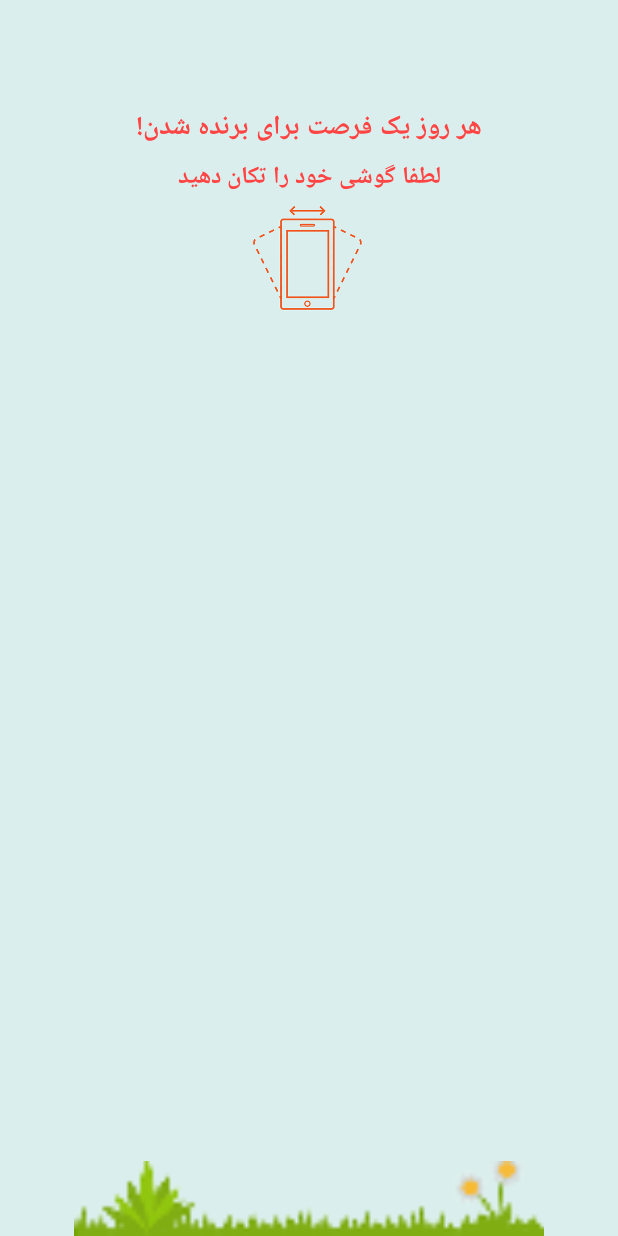
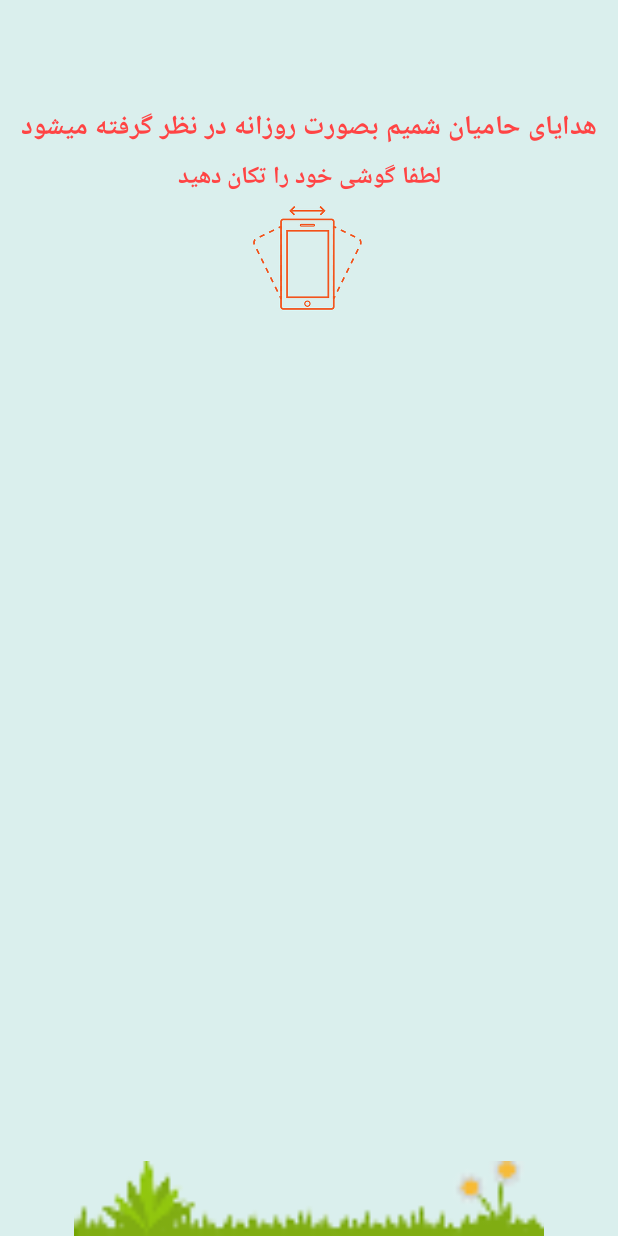
Before and after one commit to ZamanakAndroid/GiftTree, an Android app: the layout activity_try_chance.xml on its own in the app's theme, with its tools: preview values and no code run, on a phone screen of 412 x 824 dp. Run offline under Robolectric (Android 15) with nearby library versions, the phone set to English and light mode, and no system bars.

Commit message:
new text of gifttree added

```diff
--- a/build.gradle
+++ b/build.gradle
@@ -7,7 +7,7 @@ buildscript {
         jcenter()
     }
     dependencies {
-        classpath 'com.android.tools.build:gradle:3.4.0'
+        classpath 'com.android.tools.build:gradle:3.4.1'
         classpath 'com.google.gms:google-services:4.0.1'
 
 
--- a/gifttree/src/main/res/layout/activity_try_chance.xml
+++ b/gifttree/src/main/res/layout/activity_try_chance.xml
@@ -13,7 +13,7 @@
         android:layout_centerHorizontal="true"
         android:layout_marginTop="16dp"
         android:background="@drawable/rippleorange"
-        android:text="شرکت در قرعه کشی ویژه"
+        android:text="حمایت از شمیم و دریافت هدیه"
         android:textColor="@color/white"
         android:textSize="18sp"
         android:textStyle="bold"
@@ -31,7 +31,7 @@
         android:layout_height="wrap_content"
         android:layout_marginTop="70dp"
         android:gravity="center"
-        android:text="هر روز یک فرصت برای برنده شدن!"
+        android:text="هدایای حامیان شمیم بصورت روزانه در نظر گرفته میشود"
         android:textColor="@android:color/holo_red_light"
         android:textSize="18sp"
         android:textStyle="bold" />
--- a/gifttree/src/main/res/layout/fragment_chance_tree.xml
+++ b/gifttree/src/main/res/layout/fragment_chance_tree.xml
@@ -78,7 +78,7 @@
                     android:layout_gravity="center"
                     android:layout_marginRight="17dp"
                     android:gravity="center"
-                    android:text="برندگان اطراف من"
+                    android:text="دریافت کنندگان هدیه اطراف من"
                     android:textColor="#2D2D2D"
                     android:textSize="18sp" />
 
```
Also changed, not shown: 1 other file.
